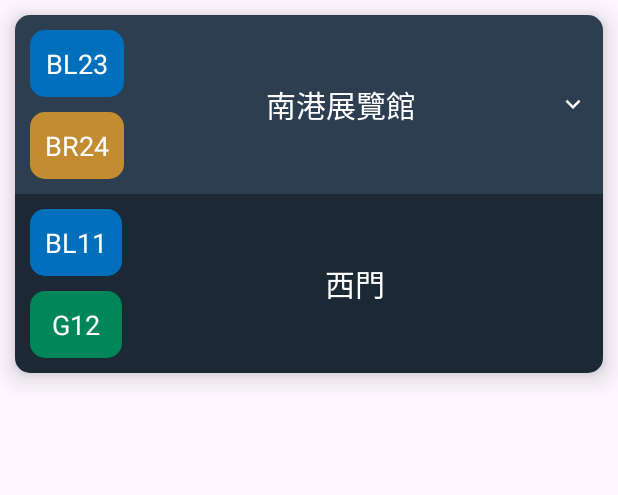
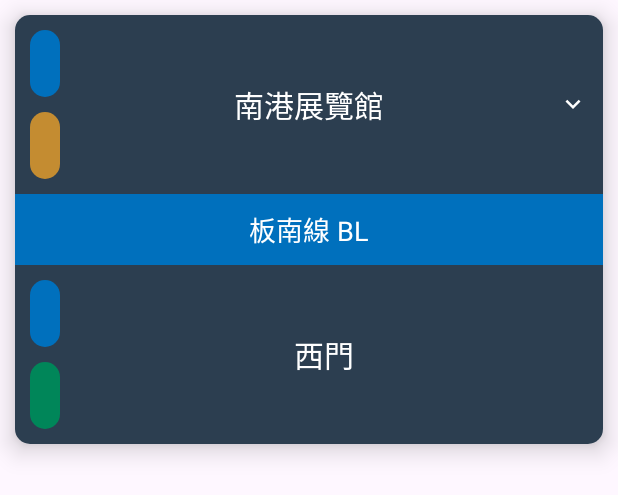
Before and after one commit to fengqian0914/Metro-Journey-Stamp-Collection, an Android app: the layout activity_route_transfer_recyler_view_adapter.xml on its own in the app's theme, with its tools: preview values and no code run, on a phone screen of 412 x 824 dp. Shown: the top 495 px of the screen. Run offline under Robolectric (Android 15) with nearby library versions, the phone set to English and light mode, and no system bars.

Commit message:
路線規劃 路線名稱 路線名稱顯示

```diff
--- a/app/src/main/java/com/example/MRTAPP/UI/Home/route_planning/Route_plannings.kt
+++ b/app/src/main/java/com/example/MRTAPP/UI/Home/route_planning/Route_plannings.kt
@@ -116,7 +116,8 @@ class route_plannings : AppCompatActivity() {
                 Circular_Line_BanqiaoNext=true
                 Log.d("sectionedPath","1 station${station}")
 
-                pathStations.subList(startIdx , endIdx)
+//                continue
+                pathStations.subList(startIdx, endIdx)
 
             }else if(Circular_Line_BanqiaoNext==true){
                 Log.d("sectionedPath","2 station${station}")
@@ -124,7 +125,7 @@ class route_plannings : AppCompatActivity() {
                 Circular_Line_Banqiao=false
                 pathStations.subList(startIdx+2, endIdx)
             }else{
-                Log.d("sectionedPath","3 station${station}")
+                Log.d("sectionedPath","4 station${station}")
 
                 pathStations.subList(startIdx + 1, endIdx)
             }
--- a/app/src/main/res/layout/activity_route_transfer_recyler_view_adapter.xml
+++ b/app/src/main/res/layout/activity_route_transfer_recyler_view_adapter.xml
@@ -2,6 +2,7 @@
 <androidx.cardview.widget.CardView xmlns:android="http://schemas.android.com/apk/res/android"
     xmlns:app="http://schemas.android.com/apk/res-auto"
     xmlns:tools="http://schemas.android.com/tools"
+    android:id="@+id/routeCardview"
     android:layout_width="match_parent"
     android:layout_height="wrap_content"
     android:layout_margin="10dp"
@@ -38,7 +39,6 @@
                     android:backgroundTint="@color/mrt_route_BL"
                     android:gravity="center"
                     android:padding="10dp"
-                    android:text="BL23"
                     android:textColor="@color/white"
                     android:textSize="18sp" />
 
@@ -52,7 +52,6 @@
                     android:backgroundTint="@color/mrt_route_BR"
                     android:gravity="center"
                     android:padding="10dp"
-                    android:text="BR24"
                     android:textColor="@color/white"
                     android:textSize="18sp" />
             </LinearLayout>
@@ -89,6 +88,24 @@
         </LinearLayout>
 
         <LinearLayout
+            android:layout_width="match_parent"
+            android:layout_height="match_parent"
+            android:orientation="horizontal">
+
+            <TextView
+                android:id="@+id/RouteLineName"
+                android:layout_width="wrap_content"
+                android:layout_height="wrap_content"
+                android:layout_weight="1"
+                android:background="@color/mrt_route_BL"
+                android:gravity="center"
+                android:padding="10dp"
+                android:text="板南線 BL"
+                android:textColor="@color/white"
+                android:textSize="18sp" />
+        </LinearLayout>
+
+        <LinearLayout
             android:id="@+id/stationView"
             android:layout_width="match_parent"
             android:layout_height="wrap_content"
@@ -105,7 +122,7 @@
             android:id="@+id/transfetView2"
             android:layout_width="match_parent"
             android:layout_height="wrap_content"
-            android:background="@color/Endgradient"
+            android:background="@color/startgradient"
             android:gravity="center"
             android:orientation="horizontal"
             android:padding="10dp">
@@ -124,7 +141,6 @@
                     android:backgroundTint="@color/mrt_route_BL"
                     android:gravity="center"
                     android:padding="10dp"
-                    android:text="BL11"
                     android:textColor="@color/white"
                     android:textSize="18sp" />
 
@@ -138,7 +154,6 @@
                     android:backgroundTint="@color/mrt_route_G"
                     android:gravity="center"
                     android:padding="10dp"
-                    android:text="G12"
                     android:textColor="@color/white"
                     android:textSize="18sp" />
             </LinearLayout>
```
Also changed, not shown: app/src/main/java/com/example/MRTAPP/UI/Home/route_planning/Route_transfer_RecylerViewAdapter.kt (+180 -79 lines).
